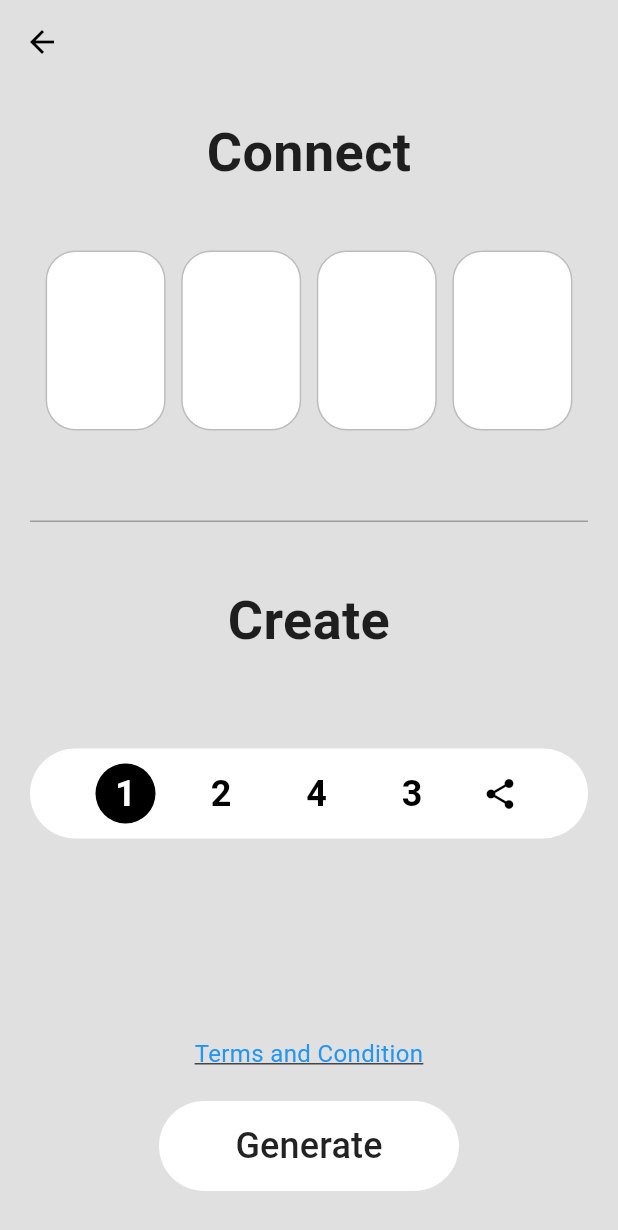
After one commit to KiraKami-dev/notify, a Flutter app: the screen it shows after launch, after a tap on the "connect without contact" icon, on a phone screen of 412 x 824 dp. The commit adds this screen. Shown: the top 1230 px of the screen. Run offline on Flutter 3.47's test engine with Material 3 defaults, Android fonts, the phone set to English and light mode, and no system bars; our stand-ins replace cloud_firestore, firebase_core, firebase_messaging; accounts and stored records are empty.

Commit message:
feat: created a connection modal to connect users

```diff
--- /dev/null
+++ b/lib/connection_modal.dart
@@ -0,0 +1,178 @@
+import 'package:flutter/material.dart';
+
+class ConnectionModal extends StatefulWidget {
+  @override
+  _ConnectionModalState createState() => _ConnectionModalState();
+}
+
+class _ConnectionModalState extends State<ConnectionModal> {
+  int _selectedNumber = 1;
+
+  @override
+  Widget build(BuildContext context) {
+    return Scaffold(
+      backgroundColor: Color(0xFFE0E0E0), // Light gray background
+      appBar: AppBar(
+        backgroundColor: Colors.transparent,
+        elevation: 0,
+        leading: IconButton(
+          icon: Icon(Icons.arrow_back, color: Colors.black),
+          onPressed: () => Navigator.of(context).pop(),
+        ),
+      ),
+      body: SafeArea(
+        child: Padding(
+          padding: const EdgeInsets.symmetric(horizontal: 20.0),
+          child: Column(
+            crossAxisAlignment: CrossAxisAlignment.center,
+            children: [
+              const SizedBox(height: 20),
+
+              // Connect title
+              const Text(
+                'Connect',
+                style: TextStyle(
+                  fontSize: 36,
+                  fontWeight: FontWeight.bold,
+                  color: Colors.black87,
+                ),
+                textAlign: TextAlign.center,
+              ),
+
+              const SizedBox(height: 40),
+
+              // Row of white rounded rectangles
+              Row(
+                mainAxisAlignment: MainAxisAlignment.spaceEvenly,
+                children: List.generate(4, (index) {
+                  return Container(
+                    width: 80,
+                    height: 120,
+                    decoration: BoxDecoration(
+                      color: Colors.white,
+                      borderRadius: BorderRadius.circular(20),
+                      border: Border.all(color: Colors.grey.shade400, width: 1),
+                    ),
+                  );
+                }),
+              ),
+
+              const SizedBox(height: 60),
+
+              // Divider line
+              Container(height: 1, color: Colors.grey, width: double.infinity),
+
+              const SizedBox(height: 40),
+
+              // Create text
+              const Text(
+                'Create',
+                style: TextStyle(
+                  fontSize: 36,
+                  fontWeight: FontWeight.bold,
+                  color: Colors.black87,
+                ),
+                textAlign: TextAlign.center,
+              ),
+
+              const SizedBox(height: 60),
+
+              // Number selector
+              Container(
+                decoration: BoxDecoration(
+                  color: Colors.white,
+                  borderRadius: BorderRadius.circular(40),
+                ),
+                padding: EdgeInsets.symmetric(horizontal: 20, vertical: 10),
+                child: Row(
+                  mainAxisAlignment: MainAxisAlignment.spaceEvenly,
+                  children: [
+                    _buildNumberButton(1),
+                    _buildNumberButton(2),
+                    _buildNumberButton(4),
+                    _buildNumberButton(3),
+                    Container(
+                      width: 30,
+                      height: 30,
+                      decoration: BoxDecoration(shape: BoxShape.circle),
+                      child: Icon(Icons.share, color: Colors.black),
+                    ),
+                  ],
+                ),
+              ),
+
+              const Spacer(),
+
+              // Terms and Condition
+              const Text(
+                'Terms and Condition',
+                style: TextStyle(
+                  fontSize: 16,
+                  color: Colors.blue,
+                  decoration: TextDecoration.underline,
+                ),
+                textAlign: TextAlign.center,
+              ),
+
+              const SizedBox(height: 20),
+
+              // Generate button
+              Container(
+                width: 200,
+                height: 60,
+                child: ElevatedButton(
+                  onPressed: () {
+                    // Handle generation logic
+                  },
+                  style: ElevatedButton.styleFrom(
+                    backgroundColor: Colors.white,
+                    foregroundColor: Colors.black87,
+                    shape: RoundedRectangleBorder(
+                      borderRadius: BorderRadius.circular(30),
+                    ),
+                    elevation: 0,
+                  ),
+                  child: const Text(
+                    'Generate',
+                    style: TextStyle(fontSize: 24, fontWeight: FontWeight.w500),
+                  ),
+                ),
+              ),
+
+              const SizedBox(height: 30),
+            ],
+          ),
+        ),
+      ),
+    );
+  }
+
+  Widget _buildNumberButton(int number) {
+    bool isSelected = _selectedNumber == number;
+
+    return GestureDetector(
+      onTap: () {
+        setState(() {
+          _selectedNumber = number;
+        });
+      },
+      child: Container(
+        width: 40,
+        height: 40,
+        alignment: Alignment.center,
+        decoration: BoxDecoration(
+          shape: BoxShape.circle,
+          color: isSelected ? Colors.black : Colors.transparent,
+        ),
+        child: Text(
+          number.toString(),
+          style: TextStyle(
+            fontSize: 24,
+            fontWeight: FontWeight.bold,
+            color: isSelected ? Colors.white : Colors.black,
+          ),
+        ),
+      ),
+    );
+  }
+}
--- a/lib/main.dart
+++ b/lib/main.dart
@@ -4,13 +4,14 @@ import 'dart:convert';
 import 'package:firebase_core/firebase_core.dart';
 import 'package:firebase_messaging/firebase_messaging.dart';
 import 'package:flutter/material.dart';
+import 'connection_modal.dart'; // Import the ConnectionModal
 
 void main() async {
   WidgetsFlutterBinding.ensureInitialized();
   await Firebase.initializeApp();
   FirebaseMessaging messaging = FirebaseMessaging.instance;
   await messaging.requestPermission();
-  _getFCMToken();
+  await _getFCMToken();
 
   runApp(const MyApp());
 }
@@ -40,7 +41,12 @@ class _MyHomePageState extends State<MyHomePage> {
   final TextEditingController _bodyController = TextEditingController();
   final TextEditingController _titleController = TextEditingController();
 
-
+  // Method to show the connection modal
+  void _showConnectionModal() {
+    Navigator.of(
+      context,
+    ).push(MaterialPageRoute(builder: (context) => ConnectionModal()));
+  }
 
   // Send notification by calling the Firebase Cloud Function
   Future<void> _sendNotification() async {
@@ -59,9 +65,7 @@ class _MyHomePageState extends State<MyHomePage> {
     }
 
     // The Cloud Function URL - replace with your function's URL
-    final url = Uri.parse(
-      'https://sendnotification-pjkmgzabia-uc.a.run.app',
-    );
+    final url = Uri.parse('https://sendnotification-pjkmgzabia-uc.a.run.app');
 
     try {
       final response = await http.post(
@@ -94,7 +98,17 @@ class _MyHomePageState extends State<MyHomePage> {
   @override
   Widget build(BuildContext context) {
     return Scaffold(
-      appBar: AppBar(title: Text('FCM Token Demo')),
+      appBar: AppBar(
+        title: Text('FCM Token Demo'),
+        actions: [
+          // Add a button to navigate to the connection modal
+          IconButton(
+            icon: Icon(Icons.connect_without_contact),
+            onPressed: _showConnectionModal,
+            tooltip: 'Connect',
+          ),
+        ],
+      ),
       body: Padding(
         padding: const EdgeInsets.all(16.0),
         child: Column(
@@ -140,6 +154,7 @@ class _MyHomePageState extends State<MyHomePage> {
   }
 }
 
+// Top-level function
 Future<void> _getFCMToken() async {
   // Get FCM token
   String? token = await FirebaseMessaging.instance.getToken();
@@ -155,9 +170,7 @@ Future<void> _getFCMToken() async {
 // Store the token in Firestore with token as document ID
 Future<void> _storeTokenInFirestore(String token) async {
   try {
-      final tokenCollectionRef = FirebaseFirestore.instance.collection(
-        'tokens',
-      );
+    final tokenCollectionRef = FirebaseFirestore.instance.collection('tokens');
 
     await tokenCollectionRef.doc(token).set({
       'token_id': token,
```
Lines whose indentation alone changed are shown as unchanged.
